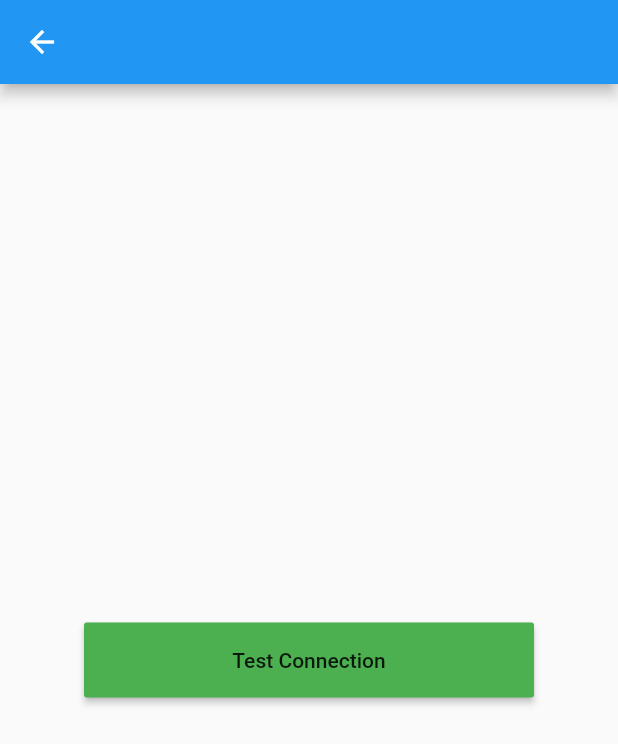
After one commit to KUSURIDHEERAJ/Rider-App, a Flutter app: the MainPage screen opened directly, after a tap on "Test Connection", on a phone screen of 412 x 824 dp. The commit adds this screen. Shown: the top 744 px of the screen. Run offline on Flutter 3.47's test engine with Material 2 defaults, Android fonts, the phone set to English and light mode, and no system bars; our stand-ins replace firebase_auth, firebase_core, firebase_database; accounts and stored records are empty.

```diff
--- /dev/null
+++ b/lib/screens/mainpage.dart
@@ -0,0 +1,32 @@
+import 'package:firebase_database/firebase_database.dart';
+import 'package:flutter/cupertino.dart';
+import 'package:flutter/material.dart';
+
+class MainPage extends StatefulWidget {
+  //const MainPage({ Key ? key }) : super(key: key);
+
+  @override
+  _MainPageState createState() => _MainPageState();
+}
+
+class _MainPageState extends State<MainPage> {
+  @override
+  Widget build(BuildContext context) {
+    return Scaffold(
+      appBar: AppBar(),
+      body: Center(
+        child: MaterialButton(
+          onPressed: () {
+            DatabaseReference dbref =
+                FirebaseDatabase.instance.reference().child('Test');
+            dbref.set('Isconnected');
+          },
+          height: 50,
+          minWidth: 300,
+          color: Colors.green,
+          child: Text('Test Connection'),
+        ),
+      ),
+    );
+  }
+}
```
Also changed, not shown: lib/main.dart (+27 -1 lines), pubspec.yaml (+4 -11 lines), images/car_android.png (added), images/car_ios.png (added), images/desticon.png (added), images/desticon1.png (added), images/logo.png (added), images/pickicon.png (added), images/posimarker.png (added), images/redmarker.png (added), images/taxi.png (added), images/user_icon.png (added), pubspec.lock, 3 other files.
